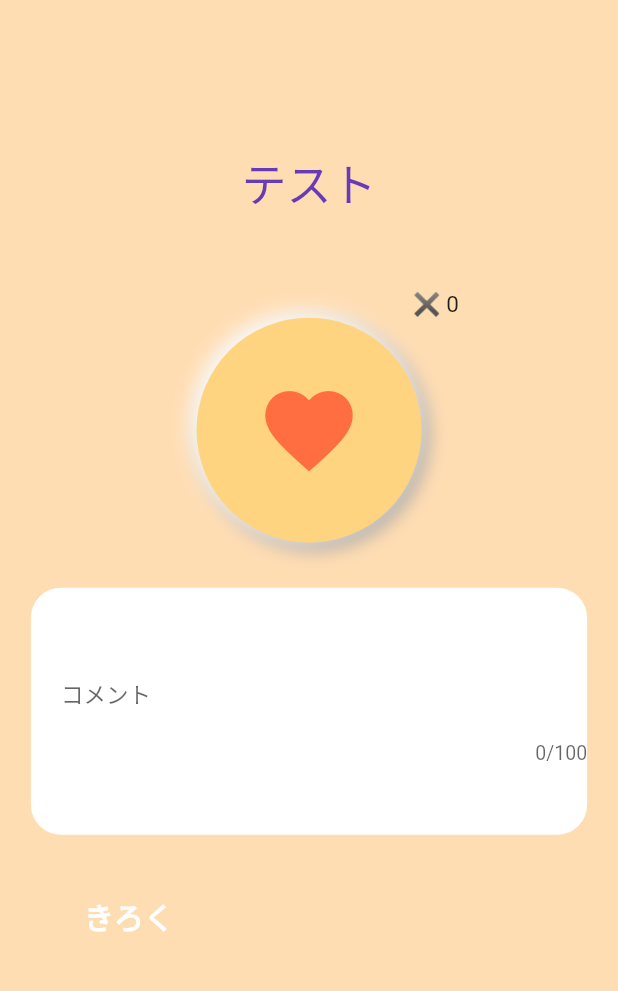
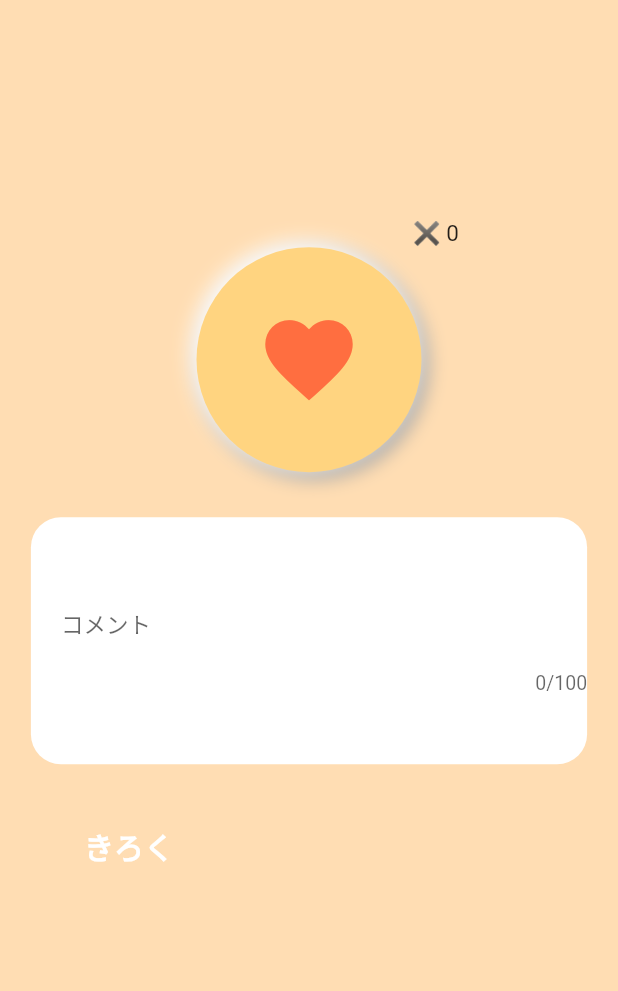
Before and after one commit to youten410/me-good, a Flutter app: the screen it shows after launch, on a phone screen of 412 x 824 dp, the part 146-1137 px from its top. Run offline on Flutter 3.47's test engine with Material 2 defaults, Android fonts, the phone set to English and light mode, and no system bars; our stand-ins replace cloud_firestore, firebase_core, firebase_storage, go_router, table_calendar; missing offline and left inert: flat_3d_button, pushable_button; accounts and stored records are empty.

Commit message:
update : テキストをコメントアウト

```diff
--- a/lib/screens/good_screen.dart
+++ b/lib/screens/good_screen.dart
@@ -51,18 +51,18 @@ class _GoodScreenState extends State<GoodScreen> {
       body: Column(
         mainAxisAlignment: MainAxisAlignment.center,
         children: [
-          Center(
-            child: Text(
-              'テスト',
-              style: TextStyle(
-                color: Colors.deepPurple,
-                fontSize: 30,
-              ),
-            ),
-          ),
-          SizedBox(
-            height: 50,
-          ),
+          // Center(
+          //   child: Text(
+          //     'テスト',
+          //     style: TextStyle(
+          //       color: Colors.deepPurple,
+          //       fontSize: 30,
+          //     ),
+          //   ),
+          // ),
+          // SizedBox(
+          //   height: 50,
+          // ),
           Column(
             children: [
               Container(
```
